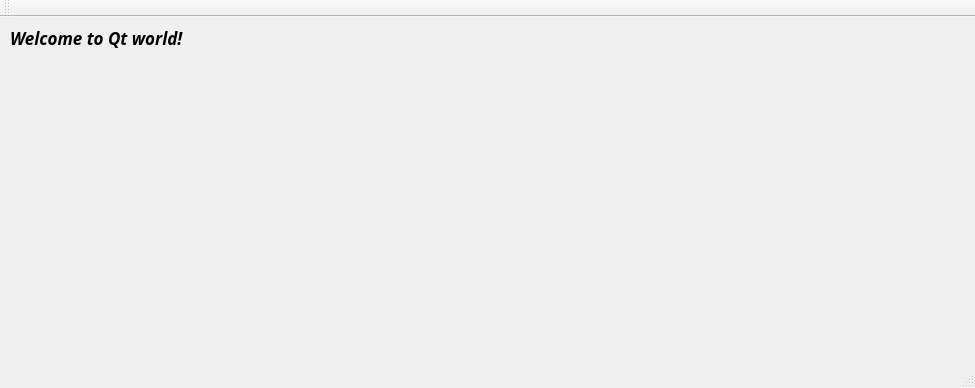
Before: the Qt Designer form mainwindow.ui in ShirleyLuoppx/QtStudy, drawn with Qt 5.
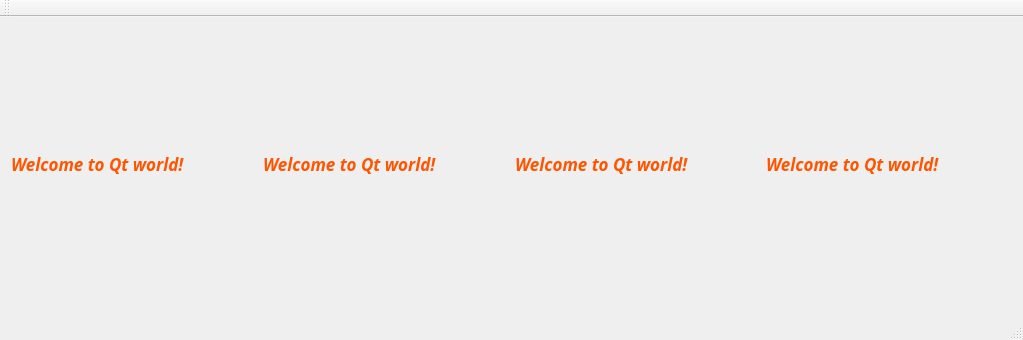
After: the same form once the commit is applied.

Commit message: add some QChar's function

What changed in the file:
```diff
--- a/mainwindow.ui
+++ b/mainwindow.ui
@@ -6,10 +6,74 @@
    <rect>
     <x>0</x>
     <y>0</y>
-    <width>975</width>
-    <height>388</height>
+    <width>1023</width>
+    <height>340</height>
    </rect>
   </property>
+  <property name="palette">
+   <palette>
+    <active>
+     <colorrole role="WindowText">
+      <brush brushstyle="SolidPattern">
+       <color alpha="255">
+        <red>255</red>
+        <green>85</green>
+        <blue>0</blue>
+       </color>
+      </brush>
+     </colorrole>
+     <colorrole role="Text">
+      <brush brushstyle="SolidPattern">
+       <color alpha="255">
+        <red>255</red>
+        <green>85</green>
+        <blue>0</blue>
+       </color>
+      </brush>
+     </colorrole>
+    </active>
+    <inactive>
+     <colorrole role="WindowText">
+      <brush brushstyle="SolidPattern">
+       <color alpha="255">
+        <red>255</red>
+        <green>85</green>
+        <blue>0</blue>
+       </color>
+      </brush>
+     </colorrole>
+     <colorrole role="Text">
+      <brush brushstyle="SolidPattern">
+       <color alpha="255">
+        <red>255</red>
+        <green>85</green>
+        <blue>0</blue>
+       </color>
+      </brush>
+     </colorrole>
+    </inactive>
+    <disabled>
+     <colorrole role="WindowText">
+      <brush brushstyle="SolidPattern">
+       <color alpha="255">
+        <red>120</red>
+        <green>120</green>
+        <blue>120</blue>
+       </color>
+      </brush>
+     </colorrole>
+     <colorrole role="Text">
+      <brush brushstyle="SolidPattern">
+       <color alpha="255">
+        <red>120</red>
+        <green>120</green>
+        <blue>120</blue>
+       </color>
+      </brush>
+     </colorrole>
+    </disabled>
+   </palette>
+  </property>
   <property name="font">
    <font>
     <family>Arial Black</family>
@@ -23,19 +87,41 @@
    <string>MainWindow</string>
   </property>
   <widget class="QWidget" name="centralWidget">
-   <widget class="QLabel" name="label">
-    <property name="geometry">
-     <rect>
-      <x>10</x>
-      <y>10</y>
-      <width>211</width>
-      <height>21</height>
-     </rect>
-    </property>
-    <property name="text">
-     <string>Welcome to Qt world!</string>
-    </property>
-   </widget>
+   <layout class="QHBoxLayout" name="horizontalLayout">
+    <item>
+     <widget class="QLabel" name="label">
+      <property name="font">
+       <font>
+        <family>Cascadia Mono SemiBold</family>
+       </font>
+      </property>
+      <property name="text">
+       <string>Welcome to Qt world!</string>
+      </property>
+     </widget>
+    </item>
+    <item>
+     <widget class="QLabel" name="label_2">
+      <property name="text">
+       <string>Welcome to Qt world!</string>
+      </property>
+     </widget>
+    </item>
+    <item>
+     <widget class="QLabel" name="label_4">
+      <property name="text">
+       <string>Welcome to Qt world!</string>
+      </property>
+     </widget>
+    </item>
+    <item>
+     <widget class="QLabel" name="label_3">
+      <property name="text">
+       <string>Welcome to Qt world!</string>
+      </property>
+     </widget>
+    </item>
+   </layout>
   </widget>
   <widget class="QMenuBar" name="menuBar">
    <property name="geometry">
```
Left out of the diff: 2 changed lines with no effect on the pictures. The commit also changes 1 other file.
